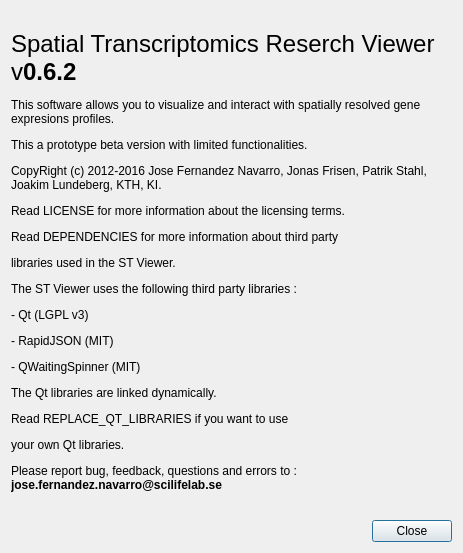
Before: the Qt Designer form assets/ui/aboutdialog.ui in jfnavarro/st_viewer, drawn with Qt 5.
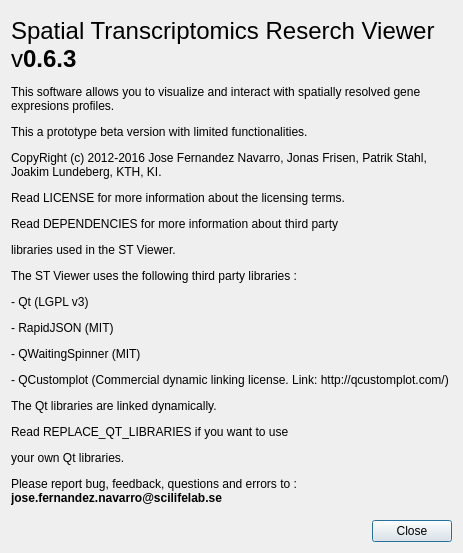
After: the same form once the commit is applied.

Commit message: Restoring QCustomplot as dynamic library

What changed in the file:
```diff
--- a/assets/ui/aboutdialog.ui
+++ b/assets/ui/aboutdialog.ui
@@ -43,7 +43,7 @@
         <bool>true</bool>
        </property>
        <property name="text">
-        <string>&lt;html&gt;&lt;head/&gt;&lt;body&gt;&lt;p&gt;&lt;span style=&quot; font-size:18pt;&quot;&gt;Spatial Transcriptomics Reserch Viewer v&lt;/span&gt;&lt;span style=&quot; font-size:18pt; font-weight:600;&quot;&gt;0.6.2&lt;/span&gt;&lt;/p&gt;&lt;p&gt;This software allows you to visualize and interact with spatially resolved gene expresions profiles.&lt;/p&gt;&lt;p&gt;This a prototype beta version with limited functionalities.&lt;/p&gt;&lt;p&gt;CopyRight (c) 2012-2016 Jose Fernandez Navarro, Jonas Frisen, Patrik Stahl, Joakim Lundeberg, KTH, KI.&lt;/p&gt;&lt;p&gt;Read LICENSE for more information about the licensing terms.&lt;/p&gt;&lt;p&gt;Read DEPENDENCIES for more information about third party&lt;/p&gt;&lt;p&gt;libraries used in the ST Viewer. &lt;/p&gt;&lt;p&gt;The ST Viewer uses the following third party libraries :&lt;/p&gt;&lt;p&gt;- Qt (LGPL v3)&lt;/p&gt;&lt;p&gt;- RapidJSON (MIT)&lt;/p&gt;&lt;p&gt;- QWaitingSpinner (MIT)&lt;/p&gt;&lt;p&gt;The Qt libraries are linked dynamically.&lt;/p&gt;&lt;p&gt;Read REPLACE_QT_LIBRARIES if you want to use&lt;/p&gt;&lt;p&gt;your own Qt libraries.&lt;/p&gt;&lt;p&gt;Please report bug, feedback, questions and errors to : &lt;span style=&quot; font-weight:600;&quot;&gt;jose.fernandez.navarro@scilifelab.se&lt;/span&gt;&lt;/p&gt;&lt;/body&gt;&lt;/html&gt;</string>
+        <string>&lt;html&gt;&lt;head/&gt;&lt;body&gt;&lt;p&gt;&lt;span style=&quot; font-size:18pt;&quot;&gt;Spatial Transcriptomics Reserch Viewer v&lt;/span&gt;&lt;span style=&quot; font-size:18pt; font-weight:600;&quot;&gt;0.6.3&lt;/span&gt;&lt;/p&gt;&lt;p&gt;This software allows you to visualize and interact with spatially resolved gene expresions profiles.&lt;/p&gt;&lt;p&gt;This a prototype beta version with limited functionalities.&lt;/p&gt;&lt;p&gt;CopyRight (c) 2012-2016 Jose Fernandez Navarro, Jonas Frisen, Patrik Stahl, Joakim Lundeberg, KTH, KI.&lt;/p&gt;&lt;p&gt;Read LICENSE for more information about the licensing terms.&lt;/p&gt;&lt;p&gt;Read DEPENDENCIES for more information about third party&lt;/p&gt;&lt;p&gt;libraries used in the ST Viewer. &lt;/p&gt;&lt;p&gt;The ST Viewer uses the following third party libraries :&lt;/p&gt;&lt;p&gt;- Qt (LGPL v3)&lt;/p&gt;&lt;p&gt;- RapidJSON (MIT)&lt;/p&gt;&lt;p&gt;- QWaitingSpinner (MIT)&lt;/p&gt;&lt;p&gt;- QCustomplot (Commercial dynamic linking license. Link: http://qcustomplot.com/)&lt;/p&gt;&lt;p&gt;The Qt libraries are linked dynamically.&lt;/p&gt;&lt;p&gt;Read REPLACE_QT_LIBRARIES if you want to use&lt;/p&gt;&lt;p&gt;your own Qt libraries.&lt;/p&gt;&lt;p&gt;Please report bug, feedback, questions and errors to : &lt;span style=&quot; font-weight:600;&quot;&gt;jose.fernandez.navarro@scilifelab.se&lt;/span&gt;&lt;/p&gt;&lt;/body&gt;&lt;/html&gt;</string>
        </property>
        <property name="textFormat">
         <enum>Qt::AutoText</enum>
```
The commit also changes 10 other files.
